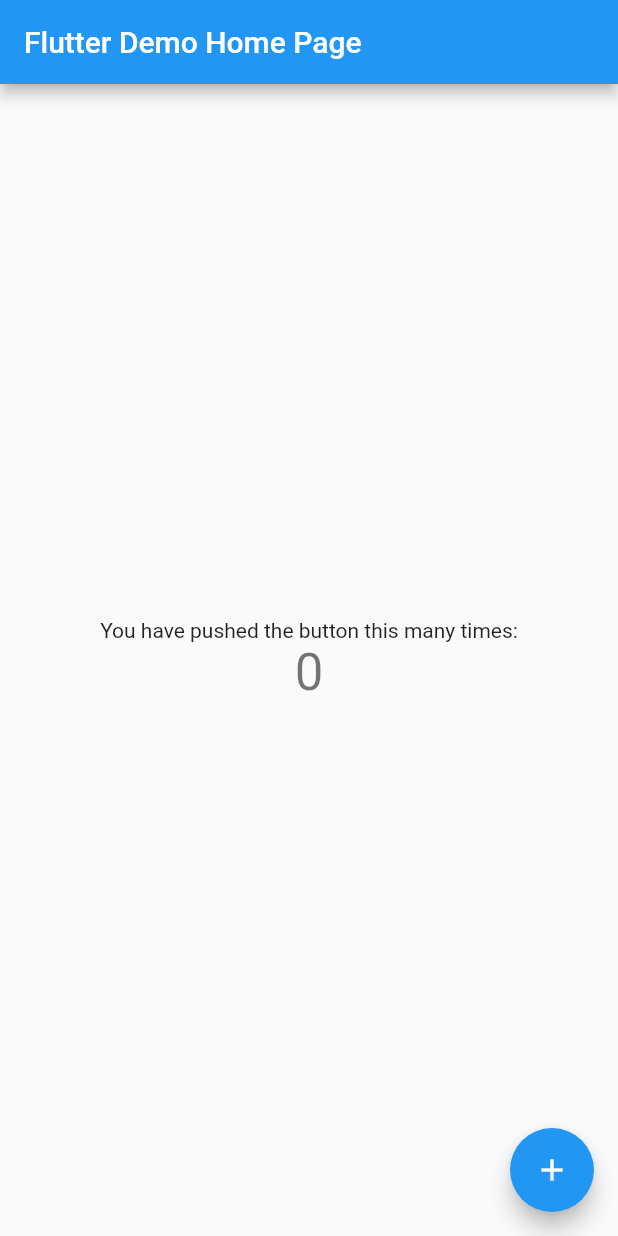
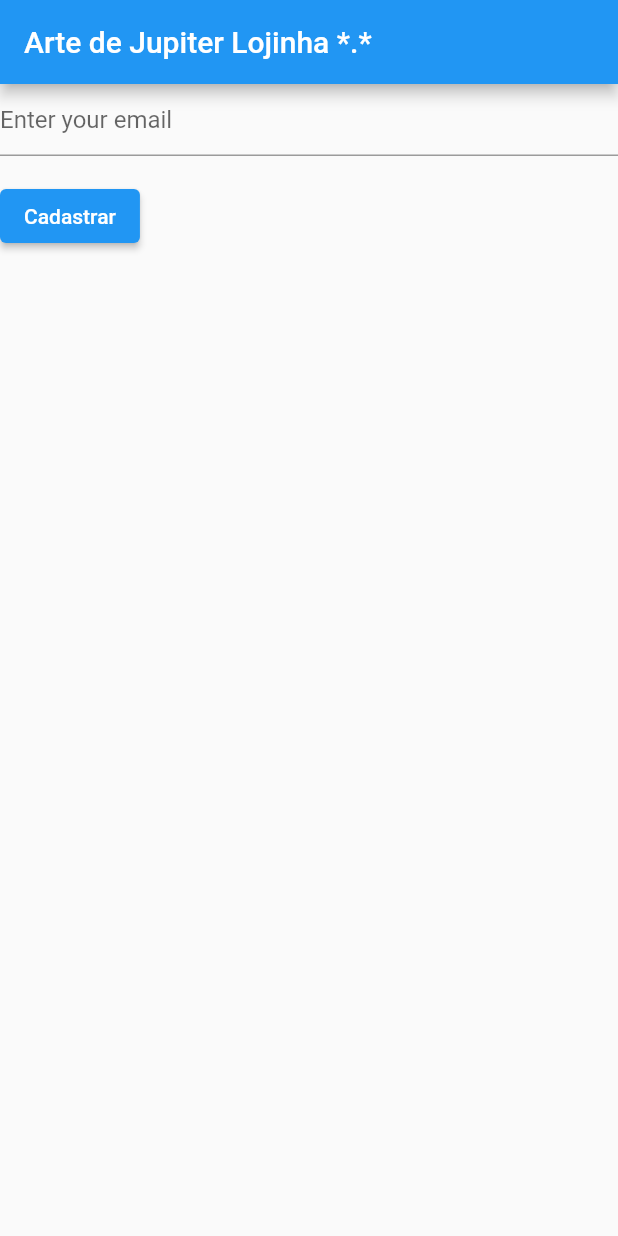
Before and after one commit to danielfsantos/artjupiter-shop, a Flutter app: the screen it shows after launch, on a phone screen of 412 x 824 dp. Run offline on Flutter 3.47's test engine with Material 2 defaults, Android fonts, the phone set to English and light mode, and no system bars.

Commit message:
Nova tela

```diff
--- /dev/null
+++ b/lib/controller/servico.dart
@@ -0,0 +1,3 @@
+class servico {
+  final Dio dio = Dio();
+}
--- a/lib/main.dart
+++ b/lib/main.dart
@@ -1,115 +1,70 @@
 import 'package:flutter/material.dart';
 
-void main() {
-  runApp(const MyApp());
-}
+void main() => runApp(const MyApp());
 
+/// This is the main application widget.
 class MyApp extends StatelessWidget {
   const MyApp({Key? key}) : super(key: key);
 
-  // This widget is the root of your application.
+  static const String _title = 'Arte de Jupiter Lojinha *.*';
+
   @override
   Widget build(BuildContext context) {
     return MaterialApp(
-      title: 'Flutter Demo',
-      theme: ThemeData(
-        // This is the theme of your application.
-        //
-        // Try running your application with "flutter run". You'll see the
-        // application has a blue toolbar. Then, without quitting the app, try
-        // changing the primarySwatch below to Colors.green and then invoke
-        // "hot reload" (press "r" in the console where you ran "flutter run",
-        // or simply save your changes to "hot reload" in a Flutter IDE).
-        // Notice that the counter didn't reset back to zero; the application
-        // is not restarted.
-        primarySwatch: Colors.blue,
+      title: _title,
+      home: Scaffold(
+        appBar: AppBar(title: const Text(_title)),
+        body: const MyStatefulWidget(),
       ),
-      home: const MyHomePage(title: 'Flutter Demo Home Page'),
     );
   }
 }
 
-class MyHomePage extends StatefulWidget {
-  const MyHomePage({Key? key, required this.title}) : super(key: key);
-
-  // This widget is the home page of your application. It is stateful, meaning
-  // that it has a State object (defined below) that contains fields that affect
-  // how it looks.
-
-  // This class is the configuration for the state. It holds the values (in this
-  // case the title) provided by the parent (in this case the App widget) and
-  // used by the build method of the State. Fields in a Widget subclass are
-  // always marked "final".
-
-  final String title;
+/// This is the stateful widget that the main application instantiates.
+class MyStatefulWidget extends StatefulWidget {
+  const MyStatefulWidget({Key? key}) : super(key: key);
 
   @override
-  State<MyHomePage> createState() => _MyHomePageState();
+  State<MyStatefulWidget> createState() => _MyStatefulWidgetState();
 }
 
-class _MyHomePageState extends State<MyHomePage> {
-  int _counter = 0;
-
-  void _incrementCounter() {
-    setState(() {
-      // This call to setState tells the Flutter framework that something has
-      // changed in this State, which causes it to rerun the build method below
-      // so that the display can reflect the updated values. If we changed
-      // _counter without calling setState(), then the build method would not be
-      // called again, and so nothing would appear to happen.
-      _counter++;
-    });
-  }
+/// This is the private State class that goes with MyStatefulWidget.
+class _MyStatefulWidgetState extends State<MyStatefulWidget> {
+  final GlobalKey<FormState> _formKey = GlobalKey<FormState>();
 
   @override
   Widget build(BuildContext context) {
-    // This method is rerun every time setState is called, for instance as done
-    // by the _incrementCounter method above.
-    //
-    // The Flutter framework has been optimized to make rerunning build methods
-    // fast, so that you can just rebuild anything that needs updating rather
-    // than having to individually change instances of widgets.
-    return Scaffold(
-      appBar: AppBar(
-        // Here we take the value from the MyHomePage object that was created by
-        // the App.build method, and use it to set our appbar title.
-        title: Text(widget.title),
+    return Form(
+      key: _formKey,
+      child: Column(
+        crossAxisAlignment: CrossAxisAlignment.start,
+        children: <Widget>[
+          TextFormField(
+            decoration: const InputDecoration(
+              hintText: 'Enter your email',
+            ),
+            validator: (String? value) {
+              if (value == null || value.isEmpty) {
+                return 'Please enter some text';
+              }
+              return null;
+            },
+          ),
+          Padding(
+            padding: const EdgeInsets.symmetric(vertical: 16.0),
+            child: ElevatedButton(
+              onPressed: () {
+                // Validate will return true if the form is valid, or false if
+                // the form is invalid.
+                if (_formKey.currentState!.validate()) {
+                  // Process data.
+                }
+              },
+              child: const Text('Cadastrar'),
+            ),
+          ),
+        ],
       ),
-      body: Center(
-        // Center is a layout widget. It takes a single child and positions it
-        // in the middle of the parent.
-        child: Column(
-          // Column is also a layout widget. It takes a list of children and
-          // arranges them vertically. By default, it sizes itself to fit its
-          // children horizontally, and tries to be as tall as its parent.
-          //
-          // Invoke "debug painting" (press "p" in the console, choose the
-          // "Toggle Debug Paint" action from the Flutter Inspector in Android
-          // Studio, or the "Toggle Debug Paint" command in Visual Studio Code)
-          // to see the wireframe for each widget.
-          //
-          // Column has various properties to control how it sizes itself and
-          // how it positions its children. Here we use mainAxisAlignment to
-          // center the children vertically; the main axis here is the vertical
-          // axis because Columns are vertical (the cross axis would be
-          // horizontal).
-          mainAxisAlignment: MainAxisAlignment.center,
-          children: <Widget>[
-            const Text(
-              'You have pushed the button this many times:',
-            ),
-            Text(
-              '$_counter',
-              style: Theme.of(context).textTheme.headline4,
-            ),
-          ],
-        ),
-      ),
-      floatingActionButton: FloatingActionButton(
-        onPressed: _incrementCounter,
-        tooltip: 'Increment',
-        child: const Icon(Icons.add),
-      ), // This trailing comma makes auto-formatting nicer for build methods.
     );
   }
 }
--- a/pubspec.yaml
+++ b/pubspec.yaml
@@ -27,6 +27,8 @@ environment:
 # the latest version available on pub.dev. To see which dependencies have newer
 # versions available, run `flutter pub outdated`.
 dependencies:
+  rxdart:
+  dio: ^3.0.3
   flutter:
     sdk: flutter
 
```
Also changed, not shown: pubspec.lock.
